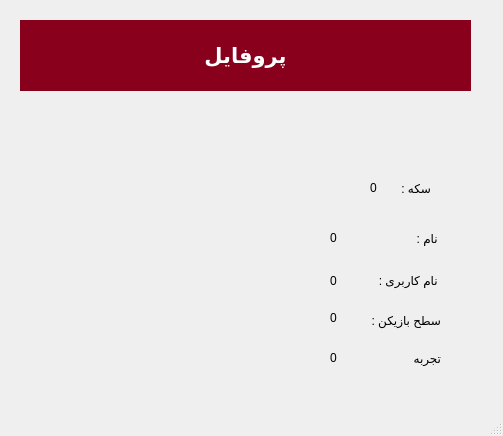
This is Player.ui in Mahdi-Ghasemii/AP_Project as Qt 5 draws it before an edit. The edited form follows.
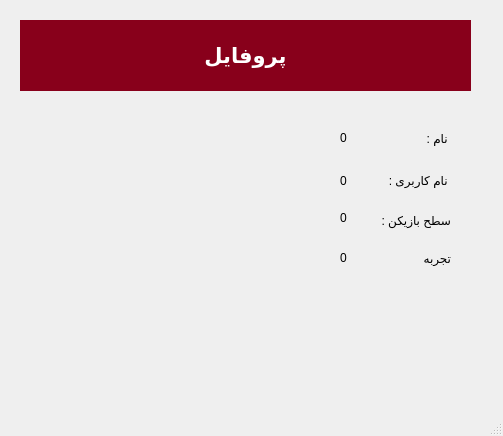
This is the edited form. Icons and pictures are not drawn.

Patch:
```diff
--- a/Player.ui
+++ b/Player.ui
@@ -54,8 +54,8 @@
    <widget class="QLabel" name="label_3">
     <property name="geometry">
      <rect>
-      <x>380</x>
-      <y>230</y>
+      <x>390</x>
+      <y>130</y>
       <width>61</width>
       <height>16</height>
      </rect>
@@ -67,8 +67,8 @@
    <widget class="QLabel" name="Name_lbl">
     <property name="geometry">
      <rect>
-      <x>330</x>
-      <y>230</y>
+      <x>340</x>
+      <y>130</y>
       <width>16</width>
       <height>16</height>
      </rect>
@@ -80,8 +80,8 @@
    <widget class="QLabel" name="label_5">
     <property name="geometry">
      <rect>
-      <x>370</x>
-      <y>270</y>
+      <x>380</x>
+      <y>170</y>
       <width>71</width>
       <height>20</height>
      </rect>
@@ -93,8 +93,8 @@
    <widget class="QLabel" name="UserName_lbl">
     <property name="geometry">
      <rect>
-      <x>330</x>
-      <y>270</y>
+      <x>340</x>
+      <y>170</y>
       <width>16</width>
       <height>21</height>
      </rect>
@@ -106,8 +106,8 @@
    <widget class="QLabel" name="label_7">
     <property name="geometry">
      <rect>
-      <x>350</x>
-      <y>310</y>
+      <x>360</x>
+      <y>210</y>
       <width>91</width>
       <height>20</height>
      </rect>
@@ -119,8 +119,8 @@
    <widget class="QLabel" name="Level_lbl">
     <property name="geometry">
      <rect>
-      <x>330</x>
-      <y>310</y>
+      <x>340</x>
+      <y>210</y>
       <width>16</width>
       <height>16</height>
      </rect>
@@ -132,8 +132,8 @@
    <widget class="QLabel" name="label_9">
     <property name="geometry">
      <rect>
-      <x>380</x>
-      <y>350</y>
+      <x>390</x>
+      <y>250</y>
       <width>61</width>
       <height>16</height>
      </rect>
@@ -145,8 +145,8 @@
    <widget class="QLabel" name="Experience_lbl">
     <property name="geometry">
      <rect>
-      <x>330</x>
-      <y>350</y>
+      <x>340</x>
+      <y>250</y>
       <width>16</width>
       <height>16</height>
      </rect>
@@ -155,51 +155,6 @@
      <string>0</string>
     </property>
    </widget>
-   <widget class="QLabel" name="label_11">
-    <property name="geometry">
-     <rect>
-      <x>330</x>
-      <y>100</y>
-      <width>151</width>
-      <height>91</height>
-     </rect>
-    </property>
-    <property name="text">
-     <string/>
-    </property>
-    <property name="pixmap">
-     <pixmap>Icons/coin.png</pixmap>
-    </property>
-    <property name="scaledContents">
-     <bool>true</bool>
-    </property>
-   </widget>
-   <widget class="QLabel" name="Num_Coins_lbl">
-    <property name="geometry">
-     <rect>
-      <x>370</x>
-      <y>180</y>
-      <width>16</width>
-      <height>16</height>
-     </rect>
-    </property>
-    <property name="text">
-     <string>0</string>
-    </property>
-   </widget>
-   <widget class="QLabel" name="label_13">
-    <property name="geometry">
-     <rect>
-      <x>390</x>
-      <y>180</y>
-      <width>41</width>
-      <height>16</height>
-     </rect>
-    </property>
-    <property name="text">
-     <string>سکه :</string>
-    </property>
-   </widget>
   </widget>
   <widget class="QMenuBar" name="menubar">
    <property name="geometry">
```
